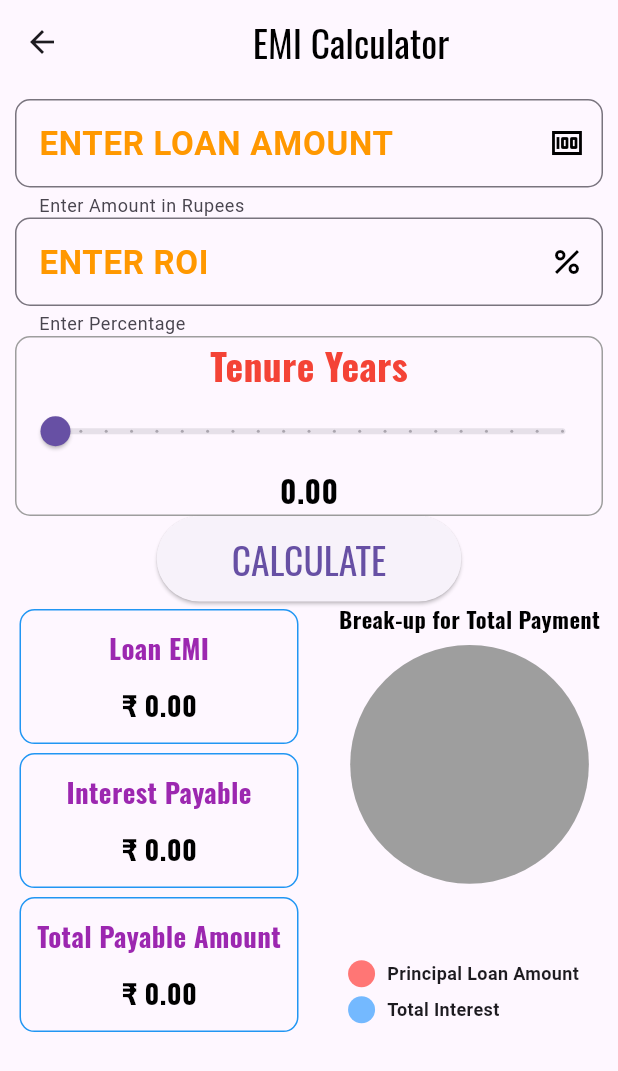
After one commit to Goappster/EmiCalucator, a Flutter app: the screen it shows after launch, after a tap on "Business Loan", on a phone screen of 412 x 824 dp. The commit adds this screen. Shown: the top 1071 px of the screen. Run offline on Flutter 3.47's test engine with Material 3 defaults, Android fonts, the phone set to English and light mode, and no system bars; drawn by our look-alikes of pie_chart; our stand-ins replace fl_chart, google_fonts.

Commit message:
11-11-2024

```diff
--- /dev/null
+++ b/lib/TestCOde/screens/emicalc.dart
@@ -0,0 +1,89 @@
+import 'package:flutter/material.dart';
+import 'package:google_fonts/google_fonts.dart';
+import '../widgets/textbox.dart';
+import '../widgets/output.dart';
+import '../widgets/slider.dart';
+import 'dart:math';
+
+class EMICalcWidget extends StatefulWidget {
+  @override
+  _EMICalcWidgetState createState() => _EMICalcWidgetState();
+}
+
+class _EMICalcWidgetState extends State<EMICalcWidget> {
+  final TextEditingController tcAmount = TextEditingController();
+  final TextEditingController tcROI = TextEditingController();
+  double loanEMI = 0;
+  double _years = 0;
+  double interestPayable = 0;
+  double totalPayment = 0;
+  Map<String, double> dataMap = {"Principal Loan Amount": 0, "Total Interest": 0};
+
+  _setSliderValue(double years) {
+    setState(() {
+      _years = years;
+    });
+  }
+
+  _calEMI({required double principalAmount, required double roi, required double years}) {
+    double monthlyInterestRate = roi / (12 * 100);
+    double months = years * 12;
+
+    loanEMI = monthlyInterestRate > 0
+        ? (principalAmount * monthlyInterestRate * pow(1 + monthlyInterestRate, months)) /
+        (pow(1 + monthlyInterestRate, months) - 1)
+        : principalAmount / months;
+
+    totalPayment = loanEMI * months;
+    interestPayable = totalPayment - principalAmount;
+    dataMap = {
+      "Principal Loan Amount": principalAmount,
+      "Total Interest": interestPayable,
+    };
+  }
+
+  TextStyle _getTextStyle() {
+    return GoogleFonts.oswald(fontSize: 25, color: Colors.black);
+  }
+
+  @override
+  Widget build(BuildContext context) {
+    return Scaffold(
+      appBar: AppBar(
+        title: Center(child: Text('EMI Calculator', style: _getTextStyle())),
+      ),
+      body: SingleChildScrollView(
+        child: SafeArea(
+          child: Padding(
+            padding: const EdgeInsets.all(10),
+            child: Column(
+              children: [
+                TextBox(label: 'Enter Loan Amount', helpertext: 'Enter Amount in Rupees', tc: tcAmount, icon: Icons.money),
+                TextBox(label: 'Enter ROI', helpertext: 'Enter Percentage', tc: tcROI, icon: Icons.percent),
+                MySlider(_setSliderValue, _years),
+                ElevatedButton(
+                  style: ElevatedButton.styleFrom(textStyle: _getTextStyle(), padding: const EdgeInsets.symmetric(horizontal: 50, vertical: 10)),
+                  onPressed: () {
+                    if (tcAmount.text.isNotEmpty && tcROI.text.isNotEmpty && _years > 0) {
+                      setState(() {
+                        _calEMI(
+                          principalAmount: double.parse(tcAmount.text),
+                          roi: double.parse(tcROI.text),
+                          years: _years,
+                        );
+                      });
+                    } else {
+                      ScaffoldMessenger.of(context).showSnackBar(SnackBar(content: Text('Please fill all fields with valid values.')));
+                    }
+                  },
+                  child: Text('CALCULATE'),
+                ),
+                OutputWidget(dataMap, loanEMI, interestPayable, totalPayment),
+              ],
+            ),
+          ),
+        ),
+      ),
+    );
+  }
+}
--- /dev/null
+++ b/lib/TestCOde/widgets/chart.dart
@@ -0,0 +1,29 @@
+
+import 'package:flutter/material.dart';
+import 'package:pie_chart/pie_chart.dart';
+
+
+class Piechart extends StatelessWidget {
+
+  late Map<String,double> dataMap;
+  Piechart(Map<String,double> this.dataMap);
+
+  @override
+  Widget build(BuildContext context) {
+    return PieChart(
+      chartRadius: (MediaQuery.of(context).size.width / 2) - 150 / 3.2,
+      dataMap: dataMap,
+      legendOptions: const LegendOptions(
+        showLegendsInRow: false,
+        legendPosition: LegendPosition.bottom,
+        showLegends: true,
+        legendTextStyle: TextStyle(fontWeight: FontWeight.bold, fontSize: 12),
+      ),
+      chartValuesOptions: const ChartValuesOptions(
+        showChartValueBackground: false,
+        showChartValues: true,
+        showChartValuesInPercentage: true,
+      ),
+    );
+  }
+}
--- /dev/null
+++ b/lib/TestCOde/widgets/output.dart
@@ -0,0 +1,65 @@
+import 'package:flutter/material.dart';
+import 'package:google_fonts/google_fonts.dart';
+import './chart.dart';
+
+class OutputWidget extends StatelessWidget {
+  final Map<String, double> dataMap;
+  final String loanEMI;
+  final String interestPayable;
+  final String totalPayment;
+
+  OutputWidget(this.dataMap, double loanEMI, double interestPayable, double totalPayment)
+      : loanEMI = loanEMI.toStringAsFixed(2),
+        interestPayable = interestPayable.toStringAsFixed(2),
+        totalPayment = totalPayment.toStringAsFixed(2);
+
+  TextStyle _getStyle({required double size, required Color color, FontWeight fontWeight = FontWeight.bold}) {
+    return GoogleFonts.oswald(fontSize: size, fontWeight: fontWeight, color: color);
+  }
+
+  Widget _getResultBox(Size deviceSize, {required String heading, required String value}) {
+    return Padding(
+      padding: const EdgeInsets.all(3),
+      child: Container(
+        height: 90,
+        width: deviceSize.width / 2 - 20,
+        decoration: BoxDecoration(
+          border: Border.all(width: 1, color: Colors.blue),
+          borderRadius: BorderRadius.circular(10),
+        ),
+        child: Column(
+          mainAxisAlignment: MainAxisAlignment.spaceEvenly,
+          children: [
+            Text(heading, style: _getStyle(size: 18, color: Colors.purple)),
+            Text('₹ $value', style: _getStyle(size: 18, color: Colors.black)),
+          ],
+        ),
+      ),
+    );
+  }
+
+  @override
+  Widget build(BuildContext context) {
+    Size deviceSize = MediaQuery.of(context).size;
+    return Row(
+      mainAxisAlignment: MainAxisAlignment.spaceBetween,
+      children: [
+        Column(
+          mainAxisAlignment: MainAxisAlignment.spaceBetween,
+          children: [
+            _getResultBox(deviceSize, heading: 'Loan EMI', value: loanEMI),
+            _getResultBox(deviceSize, heading: 'Interest Payable', value: interestPayable),
+            _getResultBox(deviceSize, heading: 'Total Payable Amount', value: totalPayment),
+          ],
+        ),
+        Column(
+          mainAxisAlignment: MainAxisAlignment.center,
+          children: [
+            Text('Break-up for Total Payment', style: _getStyle(size: 15, color: Colors.black)),
+            Piechart(dataMap),
+          ],
+        ),
+      ],
+    );
+  }
+}
--- /dev/null
+++ b/lib/TestCOde/widgets/slider.dart
@@ -0,0 +1,40 @@
+import 'package:flutter/material.dart';
+import 'package:google_fonts/google_fonts.dart';
+
+class MySlider extends StatelessWidget {
+  final Function(double) fn;
+  final double _years;
+
+  MySlider(this.fn, this._years);
+
+  TextStyle _getStyle({required double size, required Color color, FontWeight fontWeight = FontWeight.bold}) {
+    return GoogleFonts.oswald(fontSize: size, fontWeight: fontWeight, color: color);
+  }
+
+  @override
+  Widget build(BuildContext context) {
+    return Container(
+      height: 120,
+      decoration: BoxDecoration(
+        border: Border.all(width: 1, color: Colors.grey),
+        borderRadius: BorderRadius.circular(10),
+      ),
+      child: Column(
+        mainAxisAlignment: MainAxisAlignment.spaceAround,
+        children: [
+          Text('Tenure Years', style: _getStyle(size: 25, color: Colors.red)),
+          Slider(
+            value: _years,
+            max: 50,
+            divisions: 20,
+            label: _years.toStringAsPrecision(3),
+            onChanged: (double years) {
+              fn(years);
+            },
+          ),
+          Text(_years.toStringAsPrecision(3), style: _getStyle(size: 20, color: Colors.black)),
+        ],
+      ),
+    );
+  }
+}
--- /dev/null
+++ b/lib/TestCOde/widgets/textbox.dart
@@ -0,0 +1,33 @@
+import 'package:flutter/material.dart';
+import 'package:google_fonts/google_fonts.dart';
+
+class TextBox extends StatelessWidget {
+  final String label;
+  final String helpertext;
+  final TextEditingController tc;
+  final IconData icon;
+
+  TextBox({
+    required this.label,
+    required this.helpertext,
+    required this.tc,
+    required this.icon,
+  });
+
+  @override
+  Widget build(BuildContext context) {
+    return TextField(
+      controller: tc,
+      keyboardType: TextInputType.number,
+      decoration: InputDecoration(
+        border: OutlineInputBorder(borderRadius: BorderRadius.circular(10)),
+        labelText: label.toUpperCase(),
+        labelStyle: GoogleFonts.roboto(fontSize: 22, color: Colors.orange, fontWeight: FontWeight.bold),
+        hintText: 'Type Here...',
+        helperText: helpertext,
+        hintStyle: GoogleFonts.openSans(fontSize: 18),
+        suffixIcon: Icon(icon, color: Colors.black),
+      ),
+    );
+  }
+}
--- a/lib/main.dart
+++ b/lib/main.dart
@@ -1,92 +1,246 @@
 import 'package:flutter/material.dart';
-import 'package:fl_chart/fl_chart.dart';
+import 'package:pcparts/TestCOde/car%20loan.dart';
+import 'package:pcparts/TestCOde/screens/emicalc.dart';
 
-class SlidingPieChart extends StatefulWidget {
-  @override
-  _SlidingPieChartState createState() => _SlidingPieChartState();
-}
 
-class _SlidingPieChartState extends State<SlidingPieChart> with SingleTickerProviderStateMixin {
-  late AnimationController _controller;
-  late Animation<double> _animation;
-
-  @override
-  void initState() {
-    super.initState();
-
-    // Initialize the animation controller with a duration
-    _controller = AnimationController(
-      duration: Duration(seconds: 2),
-      vsync: this,
-    );
-
-    // Define the animation to go from 0 to 1
-    _animation = Tween<double>(begin: 0, end: 1).animate(
-      CurvedAnimation(
-        parent: _controller,
-        curve: Curves.easeInOut,
-      ),
-    )..addListener(() {
-      setState(() {}); // Rebuilds the widget with updated animation value
-    });
-
-    // Start the animation
-    _controller.forward();
-  }
-
-  @override
-  void dispose() {
-    _controller.dispose();
-    super.dispose();
-  }
+class EMICalculatorApp extends StatelessWidget {
+  final GlobalKey<ScaffoldState> _scaffoldKey = GlobalKey<ScaffoldState>();
 
   @override
   Widget build(BuildContext context) {
-    return Scaffold(
-      appBar: AppBar(
-        title: Text("Sliding Pie Chart"),
-      ),
-      body: Center(
-        child: Padding(
-          padding: const EdgeInsets.all(16.0),
-          child: PieChart(
-            PieChartData(
-              sections: _createAnimatedSections(),
-              centerSpaceRadius: 40,
-              sectionsSpace: 2,
-            ),
+    return MaterialApp(
+      title: 'EMI Calculator',
+      home: Scaffold(
+        key: _scaffoldKey, // Assign the key here
+        backgroundColor: Colors.white,
+        appBar: AppBar(
+          backgroundColor: Colors.white,
+          title: const Text('EMI Calculator'),
+          centerTitle: true,
+          leading: IconButton(
+            icon: Icon(Icons.menu_outlined, color: Colors.black), // Custom drawer icon
+            onPressed: () {
+              _scaffoldKey.currentState?.openDrawer(); // Open the drawer
+            },
           ),
         ),
+        drawer: AppDrawer(),
+        body: LoanOptions(),
       ),
     );
   }
+}
 
-  List<PieChartSectionData> _createAnimatedSections() {
-    // Define the final values for each section
-    final sectionValues = [60.0, 30.0, 15.0, 15.0];
+class LoanOptions extends StatelessWidget {
+  @override
+  Widget build(BuildContext context) {
+    return Padding(
+      padding: const EdgeInsets.all(16.0),
+      child: GridView.count(
+        crossAxisCount: 2,
+        childAspectRatio: 1.2,
+        crossAxisSpacing: 8.0,
+        mainAxisSpacing: 8.0,
+        children: [
+          GestureDetector(
+            onTap: () {
 
-    // Apply the animation value to create the sliding effect
-    return List.generate(sectionValues.length, (index) {
-      final double animatedValue = sectionValues[index] * _animation.value;
-      final radius = 50.0; // Keep radius constant here, but adjust if needed
+              Navigator.push(
+                context,
+                MaterialPageRoute(builder: (context) => LoanCalculatorScreen()),
+              );
+            },
+            child: LoanCard(title: 'Car Loan', ImagePath: 'assets/car1_loan.png'),
+          ),
+          GestureDetector(
+            onTap: () {
+              Navigator.push(
+                context,
+                MaterialPageRoute(builder: (context) => EMICalcWidget()),
+              );
+            },
+            child: LoanCard(title: 'Business Loan', ImagePath: 'assets/house_loan.png'),
+          ),
+          GestureDetector(
+            onTap: () {
 
-      // Customize each section's color and appearance
-      return PieChartSectionData(
-        color: index == 0 ? Colors.blue
-            : index == 1 ? Colors.orange
-            : index == 2 ? Colors.green
-            : Colors.red,
-        value: animatedValue,
-        title: '${(animatedValue).toInt()}%', // Display value dynamically
-        radius: radius,
-        titleStyle: const TextStyle(fontSize: 16, fontWeight: FontWeight.bold, color: Colors.white),
-      );
-    });
+            },
+            child: LoanCard(title: 'Mortgage Loans', ImagePath: 'assets/mortgage_loan.png'),
+          ),
+          GestureDetector(
+            onTap: () {
+
+            },
+            child: LoanCard(title: 'Flat Vs Reducing', ImagePath: 'assets/car_loan.png'),
+          ),
+          GestureDetector(
+            onTap: () {
+
+            },
+            child: LoanCard(title: 'Home Loan', ImagePath: 'assets/home_loan.png'),
+          ),
+          GestureDetector(
+            onTap: () {
+
+            },
+            child: LoanCard(title: 'Fixed Deposit', ImagePath: 'assets/deposit_loan.png'),
+          ),
+          GestureDetector(
+            onTap: () {
+
+            },
+            child: LoanCard(title: 'Car Loan Calculator', ImagePath: 'assets/car_cal_loan.png'),
+          ),
+          GestureDetector(
+            onTap: () {
+
+            },
+            child: LoanCard(title: 'Recurring Deposit', ImagePath: 'assets/recurring_dep.png'),
+          ),
+        ],
+      ),
+    );
+  }
+}
+class LoanCard extends StatelessWidget {
+  final String title;
+  final String ImagePath;
+
+  LoanCard({required this.title, required this.ImagePath});
+
+  @override
+  Widget build(BuildContext context) {
+    return Card(
+      color: Colors.white,
+      elevation: 3,
+      child: Column(
+        mainAxisAlignment: MainAxisAlignment.center,
+        children: [
+          Image.asset(
+            ImagePath,
+            height: 80,
+            fit: BoxFit.fill,
+          ),
+          SizedBox(height: 10),
+          Text(
+            title,
+            style: TextStyle(fontSize: 16, fontWeight: FontWeight.bold),
+            textAlign: TextAlign.center,
+          ),
+        ],
+      ),
+    );
   }
 }
 
+class AppDrawer extends StatelessWidget {
+  @override
+  Widget build(BuildContext context) {
+    return Drawer(
+      child: ListView(
+        padding: EdgeInsets.zero,
+        children: [
+          const DrawerHeader(
+            decoration: BoxDecoration(
+              color: Colors.blue,
+            ),
+            child: Column(
+              children: [
+                CircleAvatar(
+                  radius: 40,
+                  backgroundImage: AssetImage('assets/home_loan.png'), // Replace with your app logo
+                ),
+                SizedBox(height: 10),
+                Text(
+                  'EMI Calculator',
+                  style: TextStyle(color: Colors.white, fontSize: 20),
+                ),
+              ],
+            ),
+          ),
+          ListTile(
+            leading: const Icon(Icons.home),
+            title: const Text('Home'),
+            onTap: () {
+              Navigator.pop(context);
+            },
+          ),
+          ListTile(
+            leading: const Icon(Icons.info),
+            title: const Text('About Us'),
+            onTap: () {
+              Navigator.push(
+                context,
+                MaterialPageRoute(builder: (context) => AboutPage()),
+              );
+            },
+          ),
+          ListTile(
+            leading: const Icon(Icons.privacy_tip),
+            title: const Text('Privacy Policy'),
+            onTap: () {
+              Navigator.push(
+                context,
+                MaterialPageRoute(builder: (context) => PrivacyPolicyPage()),
+              );
+            },
+          ),
+          ListTile(
+            leading: const Icon(Icons.apps),
+            title: const Text('Other Apps'),
+            onTap: () {
+              Navigator.push(
+                context,
+                MaterialPageRoute(builder: (context) => OtherAppsPage()),
+              );
+            },
+          ),
+          ListTile(
+            leading: const Icon(Icons.star),
+            title: const Text('Rate Us'),
+            onTap: () {
+              // Handle the rating functionality here
+            },
+          ),
+        ],
+      ),
+    );
+  }
+}
+
+class AboutPage extends StatelessWidget {
+  @override
+  Widget build(BuildContext context) {
+    return Scaffold(
+      appBar: AppBar(title: const Text('About Us')),
+      body: const Center(child: Text('This is the About Us page.')),
+    );
+  }
+}
+
+class PrivacyPolicyPage extends StatelessWidget {
+  @override
+  Widget build(BuildContext context) {
+    return Scaffold(
+      appBar: AppBar(title: const Text('Privacy Policy')),
+      body: const Center(child: Text('This is the Privacy Policy page.')),
+    );
+  }
+}
+
+class OtherAppsPage extends StatelessWidget {
+  @override
+  Widget build(BuildContext context) {
+    return Scaffold(
+      appBar: AppBar(title: const Text('Other Apps')),
+      body: const Center(child: Text('List of other apps will be shown here.')),
+    );
+  }
+}
+
+
 void main() {
   runApp(MaterialApp(
-    home: SlidingPieChart(),
+    home: EMICalculatorApp(),
   ));
 }
--- a/pubspec.yaml
+++ b/pubspec.yaml
@@ -37,6 +37,9 @@ dependencies:
   cupertino_icons: ^1.0.8
   fl_chart: ^0.69.0
   intl: ^0.19.0
+  google_fonts: ^6.2.1
+  pie_chart: ^5.4.0
+  path_provider_android: ^2.2.12
 
 dev_dependencies:
   flutter_test:
```
Also changed, not shown: lib/TestCOde/car loan.dart (+35 -38 lines), lib/TestCOde/dashbord.dart (+57 -12 lines), pubspec.lock, 31 other files.
